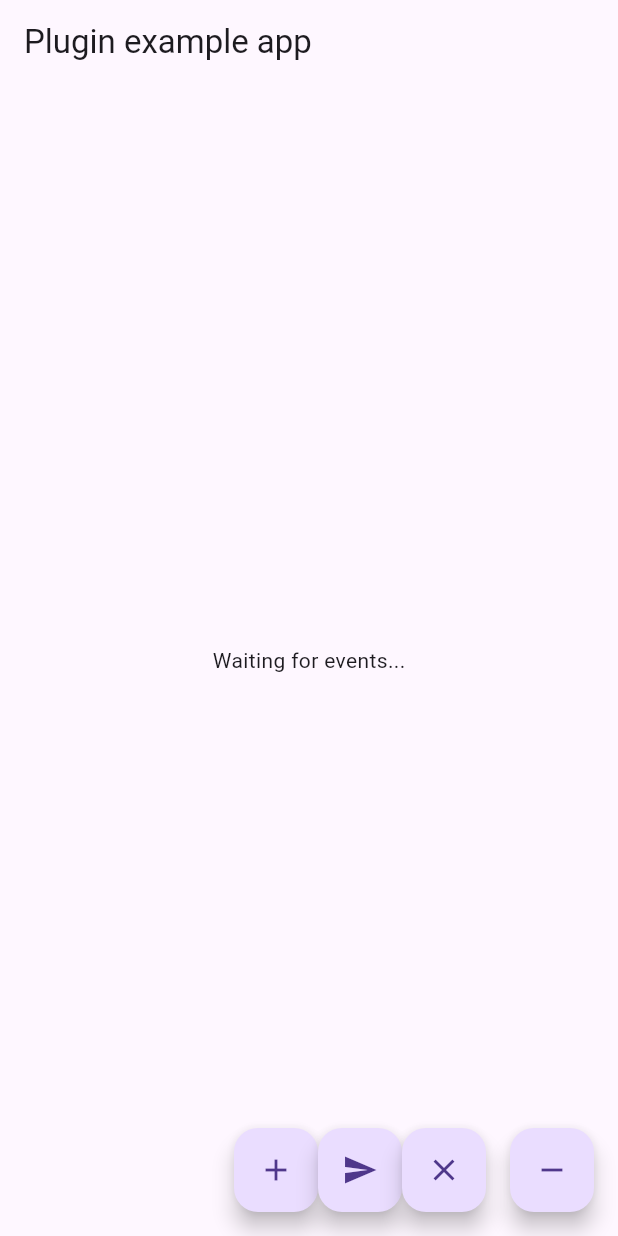
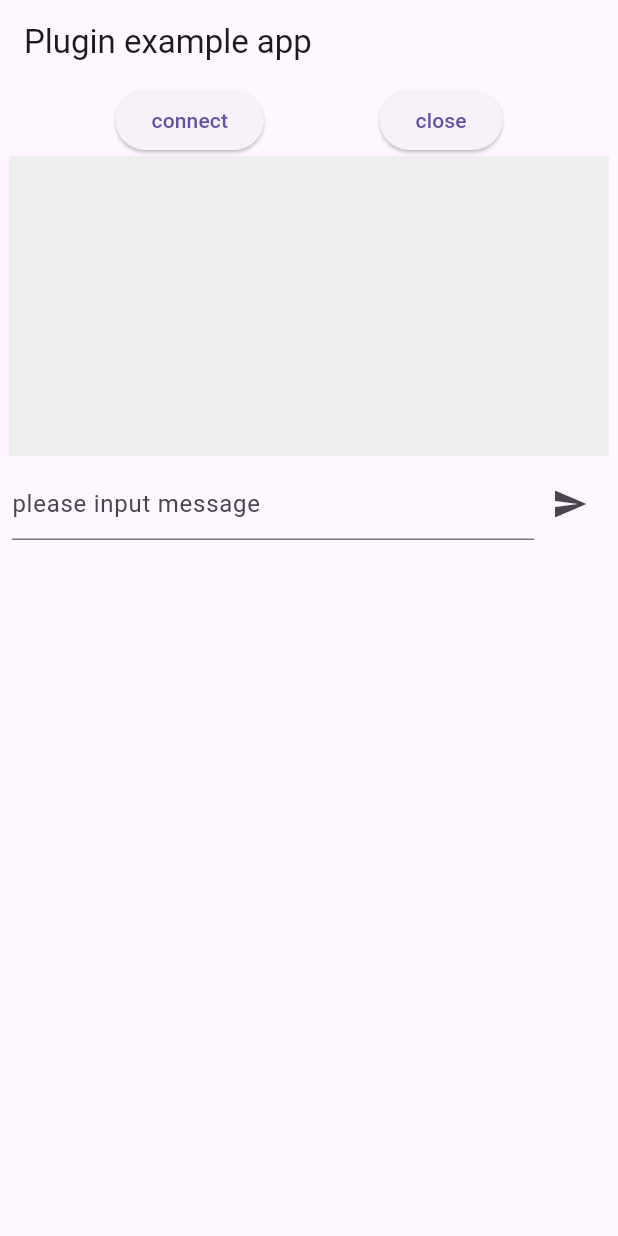
Before and after one commit to cc673459362/rtnet, a Flutter app: the screen it shows after launch, on a phone screen of 412 x 824 dp. Run offline on Flutter 3.47's test engine with Material 3 defaults, Android fonts, the phone set to English and light mode, and no system bars; our stand-ins replace plugin_platform_interface.

Commit message:
update to 0.0.3

```diff
--- a/example/lib/main.dart
+++ b/example/lib/main.dart
@@ -19,19 +19,19 @@ class _MyAppState extends State<MyApp> {
   String _platformVersion = 'Unknown';
   final _rtnetPlugin = Rtnet();
   late StreamSubscription<String> _subscription;
-  String _latestEvent = 'Waiting for events...';
+  final TextEditingController _controller = TextEditingController();  // 创建一个控制器
+  List<String> _events = [];
 
   @override
   void initState() {
     super.initState();
-    // 订阅原生端的事件流
     _subscription = _rtnetPlugin.eventStream.listen((event) {
       setState(() {
-        _latestEvent = event;  // 更新最新的事件数据
+        _events.add("[received:]" + event);
       });
     }, onError: (error) {
         setState(() {
-          _latestEvent = 'Error: $error';
+         _events.add('Error: $error');
         });
       },);
     initPlatformState();
@@ -39,7 +39,7 @@ class _MyAppState extends State<MyApp> {
 
   @override
   void dispose() {
-    _subscription.cancel();  // 取消订阅
+    _subscription.cancel();
     super.dispose();
   }
 
@@ -71,44 +71,66 @@ class _MyAppState extends State<MyApp> {
         appBar: AppBar(
           title: const Text('Plugin example app'),
         ),
-        body: Center(
-          child: Text(_latestEvent),
-        ),
-        floatingActionButton: Row(
-          mainAxisAlignment: MainAxisAlignment.end,
+        body: Column(
           children: <Widget>[
-            FloatingActionButton(
-              //按下连接网络
+            Row(
+              mainAxisAlignment: MainAxisAlignment.spaceEvenly,
+              children: <Widget>[
+                ElevatedButton(
                   onPressed: () async {
                     final int? result = await _rtnetPlugin.open('42.194.195.181', 12346);
                     print('open result: $result');
                   },
-              child: Icon(Icons.add),
+                  child: Text('connect'),
                 ),
-            // 发送数据
-            FloatingActionButton(
-              onPressed: () async {
-                final int? result = await _rtnetPlugin.send('Hello, RTNET!');
-                print('send result: $result');
-              },
-              child: Icon(Icons.send),
-            ),
-            // 关闭网络
-            FloatingActionButton(
+                ElevatedButton(
                   onPressed: () async {
                     final int? result = await _rtnetPlugin.close();
                     print('close result: $result');
                   },
-              child: Icon(Icons.close),
-            ),
-            SizedBox(width: 16), // 两个按钮之间的间距
-            FloatingActionButton(
-              onPressed: () {},
-              child: Icon(Icons.remove),
+                  child: Text('close'),
                 ),
               ],
             ),
-        //
+            SizedBox(
+              height: 200.0,
+              width: 400.0,
+                child: Container(
+                  padding: EdgeInsets.all(16.0),
+                  color: Colors.grey[200],
+                  child: SingleChildScrollView(
+                    child: Column(
+                      crossAxisAlignment: CrossAxisAlignment.start,
+                      children: _events.map((event) => Text(event, style: TextStyle(fontSize: 16.0))).toList(),
+                    ),
+                  ),
+                ),
+            ),
+            Padding(
+              padding: const EdgeInsets.all(8.0),
+              child: Row(
+                children: <Widget>[
+                  Expanded(
+                    child: TextField(
+                      controller: _controller,
+                      decoration: InputDecoration(
+                        hintText: 'please input message',
+                      ),
+                    ),
+                  ),
+                  IconButton(
+                    icon: Icon(Icons.send),
+                    onPressed: () async {
+                      final String message = _controller.text;
+                      final int? result = await _rtnetPlugin.send(message);
+                      print('send result: $result');
+                    },
+                  ),
+                ],
+              ),
+            ),
+          ],
+        ),
       ),
     );
   }
--- a/pubspec.yaml
+++ b/pubspec.yaml
@@ -1,7 +1,7 @@
 name: rtnet
 description: "A network plugin for flutter"
-version: 0.0.1
-homepage:
+version: 0.0.3
+homepage: https://github.com/cc673459362/rtnet
 
 environment:
   sdk: ^3.5.1
```
Also changed, not shown: 8 other files. Lines whose indentation alone changed are shown as unchanged.
